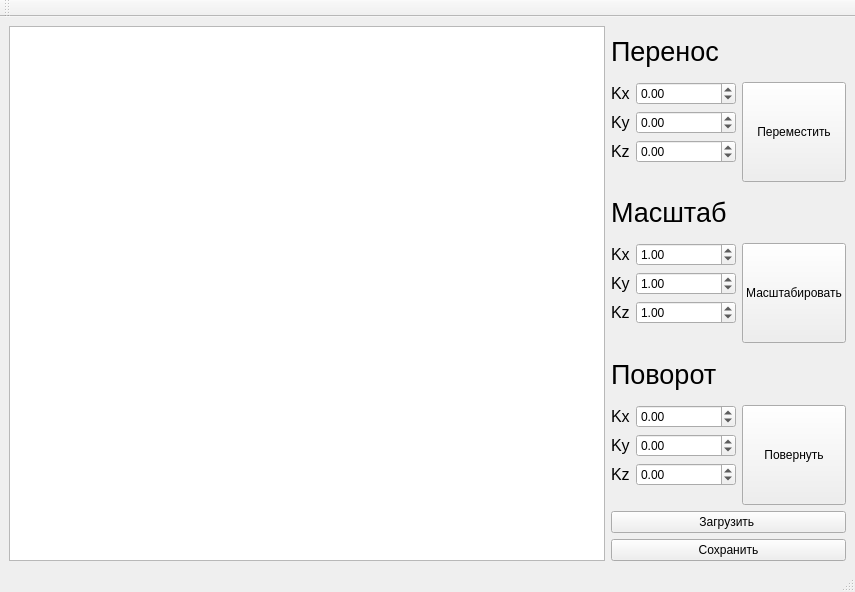
Above: mainwindow.ui from needsomesleeptd/OOP before the change. Below: the same form after it.
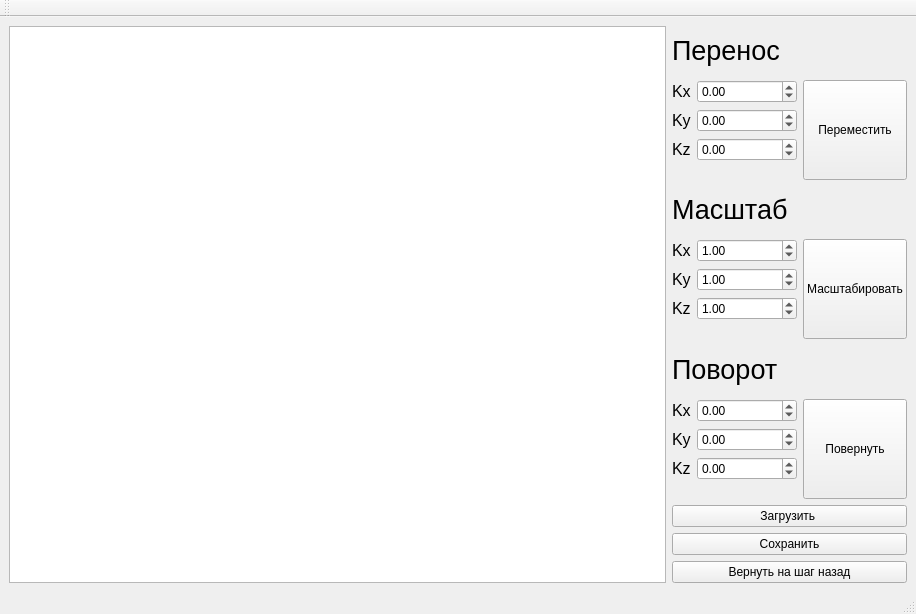
That is the form after the change.

Patch:
```diff
--- a/mainwindow.ui
+++ b/mainwindow.ui
@@ -6,8 +6,8 @@
    <rect>
     <x>0</x>
     <y>0</y>
-    <width>855</width>
-    <height>592</height>
+    <width>916</width>
+    <height>614</height>
    </rect>
   </property>
   <property name="windowTitle">
@@ -412,6 +412,13 @@
           </property>
          </widget>
         </item>
+        <item>
+         <widget class="QPushButton" name="revert_step">
+          <property name="text">
+           <string>Вернуть на шаг назад</string>
+          </property>
+         </widget>
+        </item>
        </layout>
       </item>
      </layout>
```
Left out of the diff: 2 changed lines with no effect on the pictures.
